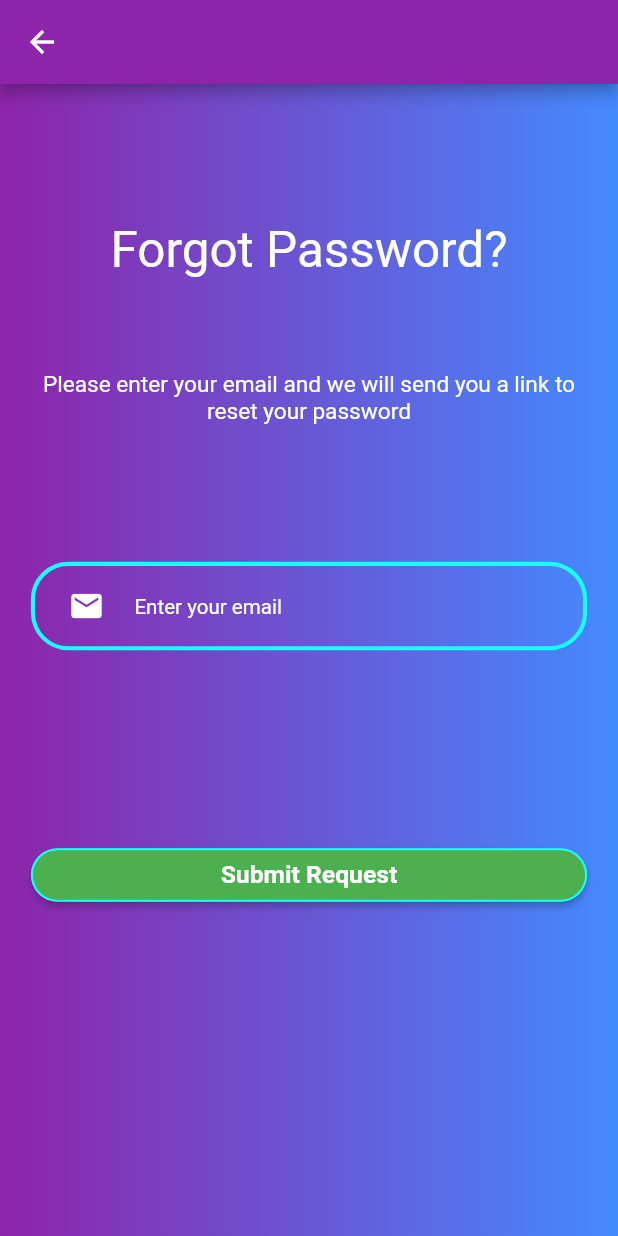
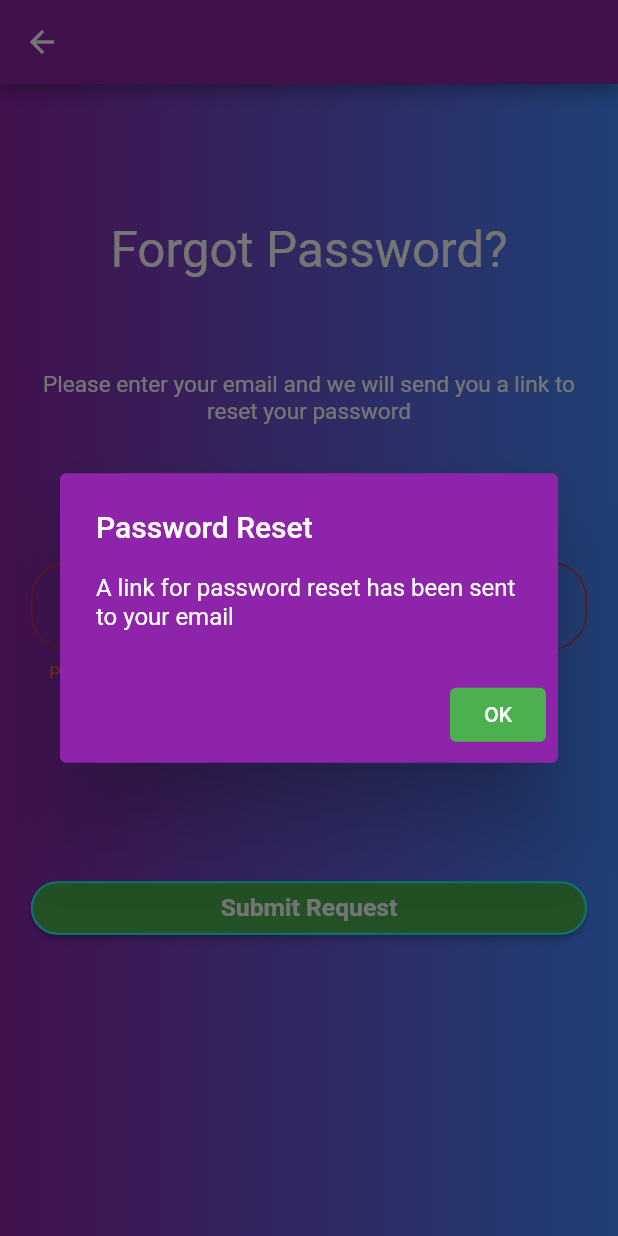
Before and after one commit to Super-Mean-Biker-Gang/bikeapp, a Flutter app: the ForgotPassword screen opened by its route, after a tap on "Submit Request", on a phone screen of 412 x 824 dp. Run offline on Flutter 3.47's test engine with Material 2 defaults, Android fonts, the phone set to English and light mode, and no system bars; our stand-ins replace email_validator, firebase_auth, firebase_core; missing offline and left inert: flutter_config; accounts and stored records are empty.

Commit message:
implemented email/password validation and  a password reset features

```diff
--- a/lib/screens/forgot_password.dart
+++ b/lib/screens/forgot_password.dart
@@ -1,11 +1,23 @@
+import 'package:email_validator/email_validator.dart';
 import 'package:flutter/material.dart';
+import 'package:provider/provider.dart';
 import 'package:bikeapp/models/responsive_size.dart';
+import 'package:bikeapp/services/authentication_service.dart';
 import 'package:bikeapp/styles/color_gradients.dart';
 import 'package:bikeapp/styles/cool_button.dart';
-import 'package:bikeapp/styles/email_password_field.dart';
+import 'package:bikeapp/styles/custom_input_decoration.dart';
 
-class ForgotPassword extends StatelessWidget {
+class ForgotPassword extends StatefulWidget {
   static const routeName = 'forgot_password';
+
+  @override
+  _ForgotPasswordState createState() => _ForgotPasswordState();
+}
+
+class _ForgotPasswordState extends State<ForgotPassword> {
+  final TextEditingController emailController = TextEditingController();
+  final formKey = GlobalKey<FormState>();
+  String email;
 
   @override
   Widget build(BuildContext context) {
@@ -42,9 +54,19 @@ class ForgotPassword extends StatelessWidget {
                       textAlign: TextAlign.center,
                     ),
                     SizedBox(height: responsiveHeight(45.0)),
-                    emailTextField(),
-                    SizedBox(height: responsiveHeight(65.0)),
-                    submitRequestButton(),
+                    Container(
+                      child: Form(
+                        key: formKey,
+                        child: Column(
+                          children: [
+                            //emailTextField(emailController),
+                            emailTextField(),
+                            SizedBox(height: responsiveHeight(65.0)),
+                            submitRequestButton(context, formKey),
+                          ],
+                        ),
+                      ),
+                    ),
                   ],
                 ),
               ),
@@ -55,12 +77,72 @@ class ForgotPassword extends StatelessWidget {
     );
   }
 
-  Widget submitRequestButton() {
+  Widget emailTextField() {
+    return TextFormField(
+      controller: emailController,
+      keyboardType: TextInputType.emailAddress,
+      style: TextStyle(color: Colors.white),
+      decoration: customInputDecoration(
+          hint: 'Enter your email', icon: Icon(Icons.mail)),
+      validator: (value) {
+        if (value.isEmpty) {
+          return 'Please enter your email';
+        } else if (!EmailValidator.validate(value) && value.isNotEmpty) {
+          return 'Please enter a valid email address';
+        }
+        return null;
+      },
+      onSaved: (value) => email = value.trim(),
+    );
+  }
+
+  Widget submitRequestButton(BuildContext context, formKey) {
     return CoolButton(
       title: 'Submit Request',
       textColor: Colors.white,
       filledColor: Colors.green,
-      onPressed: () {},
+      onPressed: () {
+        if (formKey.currentState.validate()) {
+          formKey.currentState.save();
+          context.read<AuthenticationService>().passwordReset(
+                email: emailController.text.trim(),
+              );
+          Navigator.of(context).pop();
+        }
+        _showDialog(context);
+      },
+    );
+  }
+
+  Future<void> _showDialog(BuildContext context) async {
+    return showDialog(
+      context: context,
+      builder: (BuildContext context) {
+        return AlertDialog(
+          title: Text(
+            "Password Reset",
+            style: TextStyle(color: Colors.white),
+          ),
+          content: Text(
+            'A link for password reset has been sent to your email',
+            style: TextStyle(color: Colors.white),
+          ),
+          backgroundColor: Theme.of(context).primaryColor,
+          actions: [
+            TextButton(
+                child: Text(
+                  'OK',
+                  style: TextStyle(color: Colors.white),
+                ),
+                onPressed: () {
+                  Navigator.of(context).pop();
+                },
+                style: ButtonStyle(
+                  backgroundColor: MaterialStateProperty.all(Colors.green),
+                )),
+          ],
+        );
+      },
     );
   }
 }
--- a/lib/services/authentication_service.dart
+++ b/lib/services/authentication_service.dart
@@ -36,4 +36,8 @@ class AuthenticationService {
   User getUser() {
     return _firebaseAuth.currentUser;
   }
+
+  Future<void> passwordReset({String email}) async {
+    await _firebaseAuth.sendPasswordResetEmail(email: email);
+  }
 }
--- /dev/null
+++ b/lib/styles/custom_input_decoration.dart
@@ -0,0 +1,35 @@
+import 'package:flutter/material.dart';
+import 'package:bikeapp/models/responsive_size.dart';
+
+InputDecoration customInputDecoration({String hint, Icon icon}) {
+  return InputDecoration(
+    hintText: hint,
+    hintStyle: TextStyle(
+      color: Colors.white,
+      fontSize: responsiveWidth(10.0),
+    ),
+    errorStyle: TextStyle(
+      color: Colors.redAccent,
+      fontSize: responsiveWidth(9.0),
+      fontWeight: FontWeight.w500,
+    ),
+    floatingLabelBehavior: FloatingLabelBehavior.always,
+    border: OutlineInputBorder(
+      borderRadius: BorderRadius.circular(25),
+    ),
+    enabledBorder: OutlineInputBorder(
+      borderRadius: BorderRadius.circular(25),
+      borderSide: BorderSide(
+        color: Colors.cyanAccent,
+        width: responsiveWidth(2.0),
+      ),
+    ),
+    prefixIcon: Container(
+      padding: EdgeInsets.only(left: 25, right: 20),
+      child: IconTheme(
+        data: IconThemeData(color: Colors.white),
+        child: icon,
+      ),
+    ),
+  );
+}
--- a/lib/styles/email_password_field.dart
+++ /dev/null
@@ -1,68 +0,0 @@
-import 'package:flutter/material.dart';
-import 'package:provider/provider.dart';
-import 'package:bikeapp/models/responsive_size.dart';
-import 'package:bikeapp/services/authentication_service.dart';
-import 'package:bikeapp/styles/cool_button.dart';
-
-final TextEditingController _emailController = TextEditingController();
-final TextEditingController _passwordController = TextEditingController();
-
-Widget emailTextField() {
-  return TextFormField(
-    controller: _emailController,
-    keyboardType: TextInputType.emailAddress,
-    style: TextStyle(color: Colors.white),
-    decoration:
-        customInputDecoration(hint: 'Enter your email', icon: Icon(Icons.mail)),
-  );
-}
-
-Widget passwordTextField() {
-  return TextFormField(
-    controller: _passwordController,
-    style: TextStyle(color: Colors.white),
-    decoration: customInputDecoration(
-        hint: 'Enter your password', icon: Icon(Icons.lock)),
-  );
-}
-
-InputDecoration customInputDecoration({String hint, Icon icon}) {
-  return InputDecoration(
-    hintText: hint,
-    hintStyle: TextStyle(
-      color: Colors.white,
-      fontSize: responsiveWidth(10.0),
-    ),
-    floatingLabelBehavior: FloatingLabelBehavior.always,
-    border: OutlineInputBorder(
-      borderRadius: BorderRadius.circular(25),
-    ),
-    enabledBorder: OutlineInputBorder(
-      borderRadius: BorderRadius.circular(25),
-      borderSide: BorderSide(
-        color: Colors.cyanAccent,
-        width: responsiveWidth(2.0),
-      ),
-    ),
-    prefixIcon: Container(
-      padding: EdgeInsets.only(left: 25, right: 20),
-      child: IconTheme(
-        data: IconThemeData(color: Colors.white),
-        child: icon,
-      ),
-    ),
-  );
-}
-
-Widget signInButton(BuildContext context) {
-  return CoolButton(
-    title: 'Sign in',
-    textColor: Colors.white,
-    filledColor: Colors.green,
-    onPressed: () {
-      context.read<AuthenticationService>().signIn(
-          email: _emailController.text.trim(),
-          password: _passwordController.text.trim());
-    },
-  );
-}
--- a/lib/widgets/sign_in_form.dart
+++ b/lib/widgets/sign_in_form.dart
@@ -1,7 +1,11 @@
+import 'package:email_validator/email_validator.dart';
 import 'package:flutter/material.dart';
+import 'package:provider/provider.dart';
 import 'package:bikeapp/models/responsive_size.dart';
 import 'package:bikeapp/screens/forgot_password.dart';
-import 'package:bikeapp/styles/email_password_field.dart';
+import 'package:bikeapp/services/authentication_service.dart';
+import 'package:bikeapp/styles/cool_button.dart';
+import 'package:bikeapp/styles/custom_input_decoration.dart';
 
 class SignInForm extends StatefulWidget {
   @override
@@ -10,6 +14,10 @@ class SignInForm extends StatefulWidget {
 
 class _SignInFormState extends State<SignInForm> {
   final formKey = GlobalKey<FormState>();
+  final TextEditingController emailController = TextEditingController();
+  final TextEditingController passwordController = TextEditingController();
+  String email;
+  String password;
 
   @override
   Widget build(BuildContext context) {
@@ -24,10 +32,48 @@ class _SignInFormState extends State<SignInForm> {
             SizedBox(height: responsiveHeight(20.0)),
             forgotPasswordText(context),
             SizedBox(height: responsiveHeight(20.0)),
-            signInButton(context),
+            signInButton(context, formKey),
           ],
         ),
       ),
+    );
+  }
+
+  Widget emailTextField() {
+    return TextFormField(
+      controller: emailController,
+      keyboardType: TextInputType.emailAddress,
+      style: TextStyle(color: Colors.white),
+      decoration: customInputDecoration(
+          hint: 'Enter your email', icon: Icon(Icons.mail)),
+      validator: (value) {
+        if (value.isEmpty) {
+          return 'Please enter your email';
+        } else if (!EmailValidator.validate(value) && value.isNotEmpty) {
+          return 'Please enter a valid email address';
+        }
+        return null;
+      },
+      onSaved: (value) => email = value.trim(),
+    );
+  }
+
+  Widget passwordTextField() {
+    return TextFormField(
+      controller: passwordController,
+      obscureText: true,
+      style: TextStyle(color: Colors.white),
+      decoration: customInputDecoration(
+          hint: 'Enter your password', icon: Icon(Icons.lock)),
+      validator: (value) {
+        if (value.isEmpty) {
+          return 'Please enter your password';
+        } else if (value.length < 8 && value.isNotEmpty) {
+          return 'Password must be at least 8 characters';
+        }
+        return null;
+      },
+      onSaved: (value) => password = value.trim(),
     );
   }
 
@@ -45,4 +91,21 @@ class _SignInFormState extends State<SignInForm> {
       ]),
     );
   }
+
+  Widget signInButton(BuildContext context, GlobalKey<FormState> formKey) {
+    return CoolButton(
+      title: 'Sign in',
+      textColor: Colors.white,
+      filledColor: Colors.green,
+      onPressed: () {
+        if (formKey.currentState.validate()) {
+          formKey.currentState.save();
+          context.read<AuthenticationService>().signIn(
+                email: emailController.text.trim(),
+                password: passwordController.text.trim(),
+              );
+        }
+      },
+    );
+  }
 }
--- a/pubspec.yaml
+++ b/pubspec.yaml
@@ -28,6 +28,7 @@ dependencies:
   firebase_core: ^1.0.3
   firebase_auth: ^1.1.0
   provider: ^5.0.0
+  email_validator: ^2.0.1
 
 dev_dependencies:
   flutter_config: ^2.0.0
```
Also changed, not shown: pubspec.lock.
